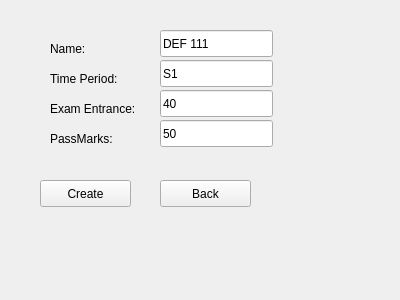
Old version of the form QTPlanner/SemesterPlanner/createmodule.ui in the repository RavenBlood7/Module-Planner.
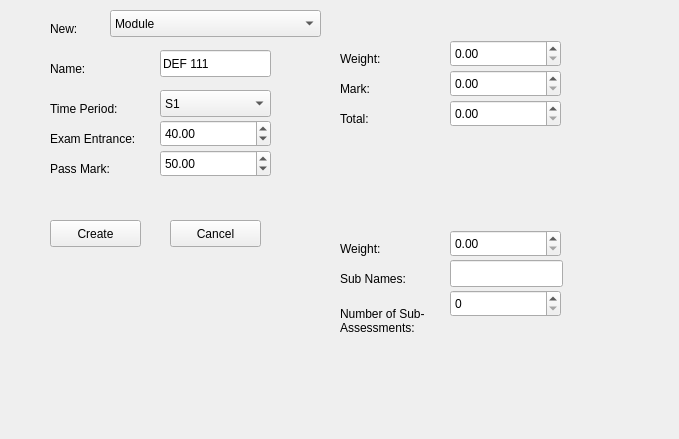
New version of the form. Icons and pictures are not drawn.

```diff
--- a/QTPlanner/SemesterPlanner/createmodule.ui
+++ b/QTPlanner/SemesterPlanner/createmodule.ui
@@ -6,58 +6,36 @@
    <rect>
     <x>0</x>
     <y>0</y>
-    <width>400</width>
-    <height>300</height>
+    <width>679</width>
+    <height>439</height>
    </rect>
   </property>
   <property name="windowTitle">
    <string>Form</string>
   </property>
-  <widget class="QPushButton" name="pushButton_2">
+  <property name="windowIcon">
+   <iconset>
+    <normaloff>../../../../../Desktop/Raven-on-red.png</normaloff>../../../../../Desktop/Raven-on-red.png</iconset>
+  </property>
+  <widget class="QPushButton" name="btnCancel">
    <property name="geometry">
     <rect>
-     <x>160</x>
-     <y>180</y>
+     <x>170</x>
+     <y>220</y>
      <width>91</width>
      <height>27</height>
     </rect>
    </property>
    <property name="text">
-    <string>Back</string>
+    <string>Cancel</string>
    </property>
   </widget>
-  <widget class="QLabel" name="label_2">
+  <widget class="QLineEdit" name="edtName">
    <property name="geometry">
     <rect>
-     <x>50</x>
-     <y>70</y>
-     <width>91</width>
-     <height>17</height>
-    </rect>
-   </property>
-   <property name="text">
-    <string>Time Period:</string>
-   </property>
-  </widget>
-  <widget class="QLineEdit" name="lineEdit_2">
-   <property name="geometry">
-    <rect>
      <x>160</x>
-     <y>60</y>
-     <width>113</width>
-     <height>27</height>
-    </rect>
-   </property>
-   <property name="text">
-    <string>S1</string>
-   </property>
-  </widget>
-  <widget class="QLineEdit" name="lineEdit">
-   <property name="geometry">
-    <rect>
-     <x>160</x>
-     <y>30</y>
-     <width>113</width>
+     <y>50</y>
+     <width>111</width>
      <height>27</height>
     </rect>
    </property>
@@ -65,24 +43,11 @@
     <string>DEF 111</string>
    </property>
   </widget>
-  <widget class="QLineEdit" name="lineEdit_3">
-   <property name="geometry">
-    <rect>
-     <x>160</x>
-     <y>90</y>
-     <width>113</width>
-     <height>27</height>
-    </rect>
-   </property>
-   <property name="text">
-    <string>40</string>
-   </property>
-  </widget>
   <widget class="QLabel" name="label">
    <property name="geometry">
     <rect>
      <x>50</x>
-     <y>40</y>
+     <y>60</y>
      <width>62</width>
      <height>17</height>
     </rect>
@@ -91,37 +56,11 @@
     <string>Name:</string>
    </property>
   </widget>
-  <widget class="QLabel" name="label_4">
+  <widget class="QPushButton" name="btnCreate">
    <property name="geometry">
     <rect>
      <x>50</x>
-     <y>130</y>
-     <width>62</width>
-     <height>17</height>
-    </rect>
-   </property>
-   <property name="text">
-    <string>PassMarks:</string>
-   </property>
-  </widget>
-  <widget class="QLineEdit" name="lineEdit_4">
-   <property name="geometry">
-    <rect>
-     <x>160</x>
-     <y>120</y>
-     <width>113</width>
-     <height>27</height>
-    </rect>
-   </property>
-   <property name="text">
-    <string>50</string>
-   </property>
-  </widget>
-  <widget class="QPushButton" name="pushButton">
-   <property name="geometry">
-    <rect>
-     <x>40</x>
-     <y>180</y>
+     <y>220</y>
      <width>91</width>
      <height>27</height>
     </rect>
@@ -130,19 +69,339 @@
     <string>Create</string>
    </property>
   </widget>
-  <widget class="QLabel" name="label_3">
+  <widget class="QWidget" name="wgtModule" native="true">
+   <property name="geometry">
+    <rect>
+     <x>30</x>
+     <y>80</y>
+     <width>251</width>
+     <height>121</height>
+    </rect>
+   </property>
+   <widget class="QLabel" name="label_4">
+    <property name="geometry">
+     <rect>
+      <x>20</x>
+      <y>80</y>
+      <width>81</width>
+      <height>17</height>
+     </rect>
+    </property>
+    <property name="text">
+     <string>Pass Mark:</string>
+    </property>
+   </widget>
+   <widget class="QLabel" name="label_3">
+    <property name="geometry">
+     <rect>
+      <x>20</x>
+      <y>50</y>
+      <width>111</width>
+      <height>17</height>
+     </rect>
+    </property>
+    <property name="text">
+     <string>Exam Entrance:</string>
+    </property>
+   </widget>
+   <widget class="QComboBox" name="cbxPeriod">
+    <property name="geometry">
+     <rect>
+      <x>130</x>
+      <y>10</y>
+      <width>111</width>
+      <height>27</height>
+     </rect>
+    </property>
+    <item>
+     <property name="text">
+      <string>S1</string>
+     </property>
+    </item>
+    <item>
+     <property name="text">
+      <string>S2</string>
+     </property>
+    </item>
+    <item>
+     <property name="text">
+      <string>Year</string>
+     </property>
+    </item>
+    <item>
+     <property name="text">
+      <string>Q1</string>
+     </property>
+    </item>
+    <item>
+     <property name="text">
+      <string>Q2</string>
+     </property>
+    </item>
+    <item>
+     <property name="text">
+      <string>Q3</string>
+     </property>
+    </item>
+    <item>
+     <property name="text">
+      <string>Q4</string>
+     </property>
+    </item>
+    <item>
+     <property name="text">
+      <string>Other</string>
+     </property>
+    </item>
+   </widget>
+   <widget class="QLabel" name="label_2">
+    <property name="geometry">
+     <rect>
+      <x>20</x>
+      <y>20</y>
+      <width>91</width>
+      <height>17</height>
+     </rect>
+    </property>
+    <property name="text">
+     <string>Time Period:</string>
+    </property>
+   </widget>
+   <widget class="QDoubleSpinBox" name="sbxExamEnt">
+    <property name="geometry">
+     <rect>
+      <x>130</x>
+      <y>40</y>
+      <width>111</width>
+      <height>27</height>
+     </rect>
+    </property>
+    <property name="value">
+     <double>40.000000000000000</double>
+    </property>
+   </widget>
+   <widget class="QDoubleSpinBox" name="sbxPassMark">
+    <property name="geometry">
+     <rect>
+      <x>130</x>
+      <y>70</y>
+      <width>111</width>
+      <height>27</height>
+     </rect>
+    </property>
+    <property name="value">
+     <double>50.000000000000000</double>
+    </property>
+   </widget>
+  </widget>
+  <widget class="QLabel" name="label_5">
    <property name="geometry">
     <rect>
      <x>50</x>
-     <y>100</y>
-     <width>111</width>
+     <y>20</y>
+     <width>62</width>
      <height>17</height>
     </rect>
    </property>
    <property name="text">
-    <string>Exam Entrance:</string>
+    <string>New:</string>
    </property>
   </widget>
+  <widget class="QComboBox" name="cbxChoice">
+   <property name="geometry">
+    <rect>
+     <x>110</x>
+     <y>10</y>
+     <width>211</width>
+     <height>27</height>
+    </rect>
+   </property>
+   <property name="currentText">
+    <string>Module</string>
+   </property>
+   <item>
+    <property name="text">
+     <string>Module</string>
+    </property>
+   </item>
+   <item>
+    <property name="text">
+     <string>Assessment Group</string>
+    </property>
+   </item>
+   <item>
+    <property name="text">
+     <string>Assessment Opportunity</string>
+    </property>
+   </item>
+  </widget>
+  <widget class="QWidget" name="wgtAssessGroup" native="true">
+   <property name="geometry">
+    <rect>
+     <x>320</x>
+     <y>220</y>
+     <width>291</width>
+     <height>131</height>
+    </rect>
+   </property>
+   <widget class="QLabel" name="label_6">
+    <property name="geometry">
+     <rect>
+      <x>20</x>
+      <y>80</y>
+      <width>91</width>
+      <height>41</height>
+     </rect>
+    </property>
+    <property name="text">
+     <string>Number of Sub-Assessments:</string>
+    </property>
+    <property name="wordWrap">
+     <bool>true</bool>
+    </property>
+   </widget>
+   <widget class="QLabel" name="label_7">
+    <property name="geometry">
+     <rect>
+      <x>20</x>
+      <y>50</y>
+      <width>81</width>
+      <height>17</height>
+     </rect>
+    </property>
+    <property name="text">
+     <string>Sub Names:</string>
+    </property>
+   </widget>
+   <widget class="QSpinBox" name="sbxNumSubs">
+    <property name="geometry">
+     <rect>
+      <x>130</x>
+      <y>70</y>
+      <width>111</width>
+      <height>27</height>
+     </rect>
+    </property>
+    <property name="maximum">
+     <number>100</number>
+    </property>
+   </widget>
+   <widget class="QLabel" name="label_8">
+    <property name="geometry">
+     <rect>
+      <x>20</x>
+      <y>20</y>
+      <width>91</width>
+      <height>17</height>
+     </rect>
+    </property>
+    <property name="text">
+     <string>Weight:</string>
+    </property>
+   </widget>
+   <widget class="QLineEdit" name="edtSubNames">
+    <property name="geometry">
+     <rect>
+      <x>130</x>
+      <y>40</y>
+      <width>113</width>
+      <height>27</height>
+     </rect>
+    </property>
+    <property name="text">
+     <string/>
+    </property>
+   </widget>
+   <widget class="QDoubleSpinBox" name="sbxWeight">
+    <property name="geometry">
+     <rect>
+      <x>130</x>
+      <y>10</y>
+      <width>111</width>
+      <height>27</height>
+     </rect>
+    </property>
+   </widget>
+  </widget>
+  <widget class="QWidget" name="wgtAssess" native="true">
+   <property name="geometry">
+    <rect>
+     <x>320</x>
+     <y>30</y>
+     <width>351</width>
+     <height>111</height>
+    </rect>
+   </property>
+   <widget class="QLabel" name="label_9">
+    <property name="geometry">
+     <rect>
+      <x>20</x>
+      <y>80</y>
+      <width>62</width>
+      <height>17</height>
+     </rect>
+    </property>
+    <property name="text">
+     <string>Total:</string>
+    </property>
+   </widget>
+   <widget class="QLabel" name="label_10">
+    <property name="geometry">
+     <rect>
+      <x>20</x>
+      <y>50</y>
+      <width>111</width>
+      <height>17</height>
+     </rect>
+    </property>
+    <property name="text">
+     <string>Mark:</string>
+    </property>
+   </widget>
+   <widget class="QLabel" name="label_11">
+    <property name="geometry">
+     <rect>
+      <x>20</x>
+      <y>20</y>
+      <width>91</width>
+      <height>17</height>
+     </rect>
+    </property>
+    <property name="text">
+     <string>Weight:</string>
+    </property>
+   </widget>
+   <widget class="QDoubleSpinBox" name="sbxTotal">
+    <property name="geometry">
+     <rect>
+      <x>130</x>
+      <y>70</y>
+      <width>111</width>
+      <height>27</height>
+     </rect>
+    </property>
+   </widget>
+   <widget class="QDoubleSpinBox" name="sbxMark">
+    <property name="geometry">
+     <rect>
+      <x>130</x>
+      <y>40</y>
+      <width>111</width>
+      <height>27</height>
+     </rect>
+    </property>
+   </widget>
+   <widget class="QDoubleSpinBox" name="sbxWeight_2">
+    <property name="geometry">
+     <rect>
+      <x>130</x>
+      <y>10</y>
+      <width>111</width>
+      <height>27</height>
+     </rect>
+    </property>
+   </widget>
+  </widget>
  </widget>
  <resources/>
  <connections/>
```
